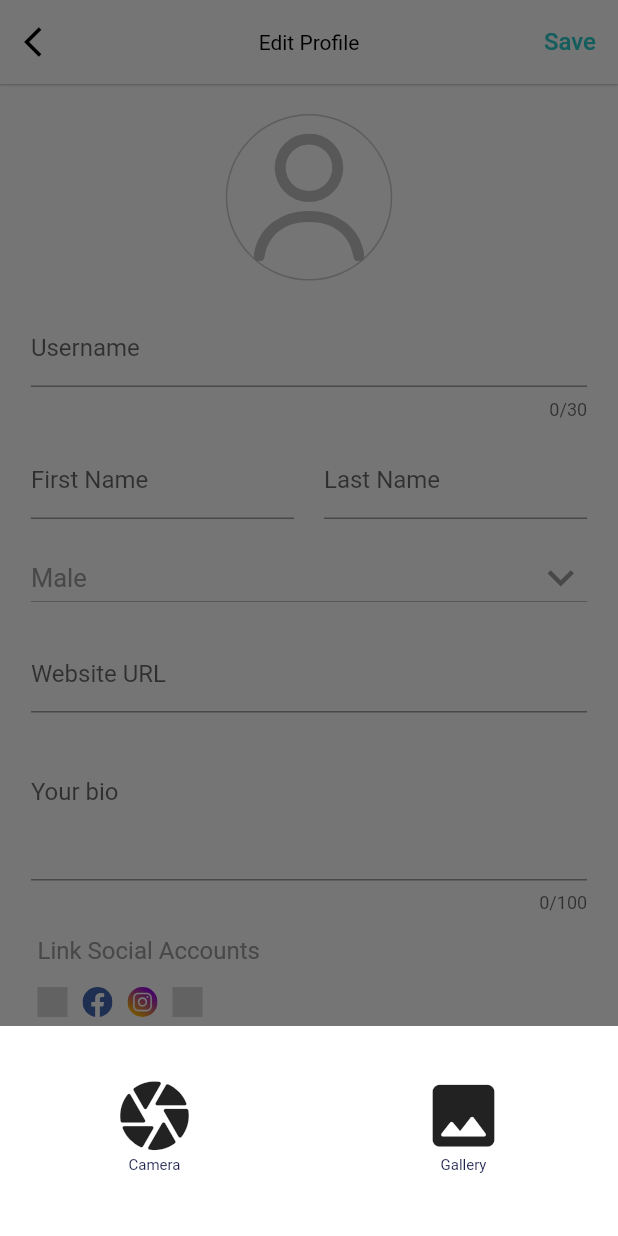
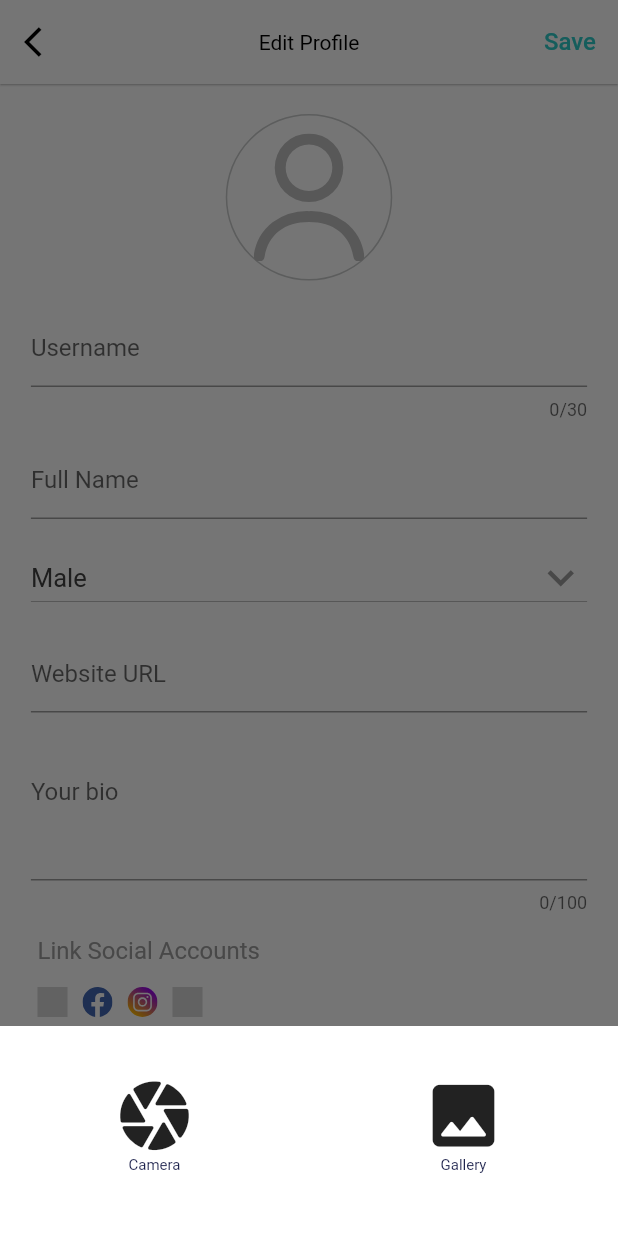
Before and after one commit to thrillfun/thrillfrontend, a Flutter app: the EditProfile screen opened directly with empty values, after a tap on an icon or button, on a phone screen of 412 x 824 dp. Run offline on Flutter 3.47's test engine with Material 2 defaults, Android fonts, the light colour scheme and no system bars; our stand-ins replace audioplayers, bloc, cached_network_image, camera, carousel_slider, equatable and 20 more; missing offline and left inert: ffmpeg_kit_flutter_min_gpl, file_support, flutter_facebook_auth, qr_code_scanner, simple_s3, syncfusion_flutter_core; accounts and stored records are empty; network calls fail; project files that could hold a hidden picture were left out.

Commit message:
First Name Last Name Changed to Full Name.

```diff
--- a/lib/repository/login/login_repository.dart
+++ b/lib/repository/login/login_repository.dart
@@ -40,6 +40,9 @@ class LoginRepository extends BaseLoginRepository {
     try {
       var result = await RestApi.updateProfile(fname, lname, imageFile, username, gender, webUrl, bio,list);
       var json = jsonDecode(result.body);
+      print('xxxxxxxxxxxxxxxxxxxxxxxxxxxxxxxxxxxxxxxxxxxxxxxx');
+      print(json);
+      print('xxxxxxxxxxxxxxxxxxxxxxxxxxxxxxxxxxxxxxxxxxxxxxxx');
       return json;
     } catch (e) {
       print(e.toString());
--- a/lib/rest/rest_api.dart
+++ b/lib/rest/rest_api.dart
@@ -98,10 +98,8 @@ class RestApi {
         request.files.add(file);
       }
       response = await http.Response.fromStream(await request.send());
-      print(response.body);
       if (response != null) {
         if (response.statusCode == 200) {
-          print(response.body);
           response = http.Response(jsonEncode(response.body), 200,headers: {
             HttpHeaders.contentTypeHeader: 'application/json; charset=utf-8'
           });
@@ -115,7 +113,6 @@ class RestApi {
       }
     } catch (e) {
       response = http.Response(jsonEncode({'status': false, 'message': e.toString()}), 200);
-      print(e.toString());
     }
     return response;
   }
--- a/lib/screens/home/home.dart
+++ b/lib/screens/home/home.dart
@@ -537,15 +537,15 @@ class HomeState extends State<Home> {
                     child:  Text("No ${selectedTopIndex==0?"Following":selectedTopIndex==1?"Related":"Popular"} Videos Found!",
                       style: const TextStyle(color: Colors.white, fontSize: 14),),
                   )):
-              PreloadPageView.builder(
-                  controller: preloadPageController,
+              PageView.builder(
+                  //controller: preloadPageController,
                   onPageChanged: (int index){
                     if(adIndexes.contains(index)){
                       showAd();
                     }
                   },
                   scrollDirection: Axis.vertical,
-                  preloadPagesCount: 3,
+                  //preloadPagesCount: 3,
                   itemCount: state.list.length, //Notice this
               itemBuilder: (BuildContext context, int index) {
                 return Stack(
--- a/lib/screens/profile/edit_profile.dart
+++ b/lib/screens/profile/edit_profile.dart
@@ -40,6 +40,7 @@ class EditProfile extends StatefulWidget {
 class _EditProfileState extends State<EditProfile> {
   String dropDownGender = '';
   TextEditingController controller = TextEditingController();
+  TextEditingController nameCtr = TextEditingController();
   TextEditingController userNameCtr = TextEditingController();
   TextEditingController firstNameCtr = TextEditingController();
   TextEditingController lastNameCtr = TextEditingController();
@@ -54,6 +55,7 @@ class _EditProfileState extends State<EditProfile> {
   @override
   void initState() {
     setState(() {
+      nameCtr.text = widget.user.name;
       userNameCtr.text = widget.user.username;
       firstNameCtr.text = widget.user.first_name;
       lastNameCtr.text = widget.user.last_name;
@@ -190,33 +192,41 @@ class _EditProfileState extends State<EditProfile> {
                     const SizedBox(
                       height: 15,
                     ),
-                    Row(
-                      children: [
-                        Expanded(
-                          child: TextFormField(
-                            controller: firstNameCtr,
-                            decoration: const InputDecoration(
-                                isDense: true, label: Text(firstName)),
-                          ),
-                        ),
-                        const SizedBox(
-                          width: 20,
-                        ),
-                        Expanded(
-                          child: TextFormField(
-                            controller: lastNameCtr,
-                            decoration: const InputDecoration(
-                                isDense: true, label: Text(lastName)),
-                          ),
-                        ),
-                      ],
-                    ).w(getWidth(context) * .90),
+                    TextFormField(
+                      controller: nameCtr,
+                      decoration: InputDecoration(
+                          isDense: true,
+                          constraints:
+                          BoxConstraints(maxWidth: getWidth(context) * .90),
+                          label: const Text(fullName)),
+                    ),
+                    // Row(
+                    //   children: [
+                    //     Expanded(
+                    //       child: TextFormField(
+                    //         controller: firstNameCtr,
+                    //         decoration: const InputDecoration(
+                    //             isDense: true, label: Text(firstName)),
+                    //       ),
+                    //     ),
+                    //     const SizedBox(
+                    //       width: 20,
+                    //     ),
+                    //     Expanded(
+                    //       child: TextFormField(
+                    //         controller: lastNameCtr,
+                    //         decoration: const InputDecoration(
+                    //             isDense: true, label: Text(lastName)),
+                    //       ),
+                    //     ),
+                    //   ],
+                    // ).w(getWidth(context) * .90),
                     const SizedBox(
                       height: 15,
                     ),
                     DropdownButton(
                       value:dropDownGender,
-                      style: const TextStyle(color: Colors.grey, fontSize: 17),
+                      style: TextStyle(color: Colors.grey.shade800, fontSize: 17),
                       isExpanded: true,
                       icon: const Icon(
                         Icons.keyboard_arrow_down,
--- a/lib/screens/spin/spin_the_wheel.dart
+++ b/lib/screens/spin/spin_the_wheel.dart
@@ -535,7 +535,7 @@ class _SpinTheWheelState extends State<SpinTheWheel>
                         thumbShape: SliderComponentShape.noThumb,
                         trackHeight: 3),
                     child: Slider(
-                        max: 100,
+                        max: 110,
                         min: 0,
                         value: double.parse(earnModel.current_level) * 10,
                         activeColor: ColorManager.cyan,
```
Also changed, not shown: lib/screens/new_song.dart (+37 -24 lines), lib/screens/profile/profile.dart (+34 -16 lines).
